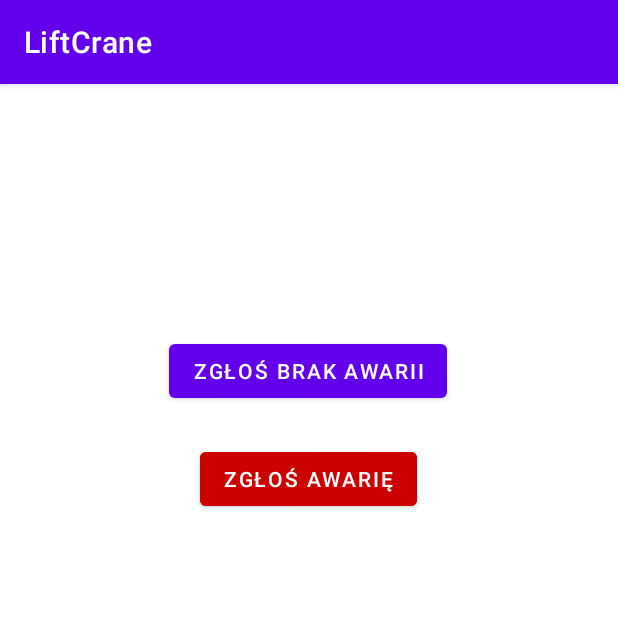
After one commit to maciekdt/LiftCrane, an Android app: the ReviewActivity screen opened directly, with no data from a screen before it, on a phone screen of 412 x 824 dp, the top half of it. The commit adds this screen. Run offline under Robolectric (Android 15) with nearby library versions, the phone set to English and light mode, and no system bars; our stand-ins replace Firebase (no records; nobody signed in at launch, a user with empty details on screens opened directly); 4 statements that could not run were skipped.

Commit message:
Review activity

```diff
--- a/frontend/android-app/app/src/main/java/com/example/liftcrane/endpoints/FirebaseAuthService.kt
+++ b/frontend/android-app/app/src/main/java/com/example/liftcrane/endpoints/FirebaseAuthService.kt
@@ -29,4 +29,9 @@ class FirebaseAuthService {
     fun signOut(){
         auth.signOut()
     }
+
+    fun getSignInUserUid(): String?{
+        return if(isUserSignIn()) auth.uid
+        else null
+    }
 }
--- a/frontend/android-app/app/src/main/java/com/example/liftcrane/endpoints/FirestoreService.kt
+++ b/frontend/android-app/app/src/main/java/com/example/liftcrane/endpoints/FirestoreService.kt
@@ -17,7 +17,7 @@ class FirestoreService {
                      reject:(e:Exception) -> Unit,
                      review: Review){
 
-        val collectionPath = "review"
+        val collectionPath = "reviews"
         client.collection(collectionPath)
             .add(review.toHashMap())
             .addOnSuccessListener { documentReference ->
--- a/frontend/android-app/app/src/main/java/com/example/liftcrane/model/Lift.kt
+++ b/frontend/android-app/app/src/main/java/com/example/liftcrane/model/Lift.kt
@@ -1,10 +1,12 @@
 package com.example.liftcrane.model
+
+import java.io.Serializable
 
 data class Lift(
     val serialNumber : String,
     val name : String,
     val address : String,
-){
+) : Serializable{
     constructor(lift : Map<String, Any>) : this(
         lift["ID"] as String,
         lift["Nazwa"] as String,
--- a/frontend/android-app/app/src/main/java/com/example/liftcrane/model/Review.kt
+++ b/frontend/android-app/app/src/main/java/com/example/liftcrane/model/Review.kt
@@ -1,10 +1,12 @@
 package com.example.liftcrane.model
+
+import com.google.firebase.Timestamp
 
 data class Review(
     val liftId : String,
     val reviewerId : String,
     val malfunction : Boolean,
-    val date : Int
+    val date : Timestamp
 ){
     fun toHashMap(): HashMap<String, Any> {
         return hashMapOf(
--- a/frontend/android-app/app/src/main/java/com/example/liftcrane/ui/ConstUI.kt
+++ b/frontend/android-app/app/src/main/java/com/example/liftcrane/ui/ConstUI.kt
@@ -3,3 +3,4 @@ package com.example.liftcrane.ui
 const val REQ_CAM_PERM = 1
 const val REQ_ONE_TAP = 2
 const  val CLIENT_ID = "18795223195-9d8u2b4e2j7ldlsvr8h21r6pfhkr2p5u.apps.googleusercontent.com"
+const val LIFT_INTENT_FLAG = "lift"
--- /dev/null
+++ b/frontend/android-app/app/src/main/java/com/example/liftcrane/ui/review/ReviewActivity.kt
@@ -0,0 +1,57 @@
+package com.example.liftcrane.ui.review
+
+import androidx.appcompat.app.AppCompatActivity
+import android.os.Bundle
+import android.util.Log
+import android.widget.Toast
+import com.example.liftcrane.databinding.ActivityReviewBinding
+import com.example.liftcrane.endpoints.FirebaseAuthService
+import com.example.liftcrane.endpoints.FirestoreService
+import com.example.liftcrane.model.Lift
+import com.example.liftcrane.model.Review
+import com.google.firebase.Timestamp
+
+class ReviewActivity : AppCompatActivity() {
+
+    private val fireStore = FirestoreService()
+    private val auth = FirebaseAuthService()
+
+
+    private lateinit var lift : Lift
+    private lateinit var binding: ActivityReviewBinding
+
+    override fun onCreate(savedInstanceState: Bundle?) {
+        super.onCreate(savedInstanceState)
+        binding = ActivityReviewBinding.inflate(layoutInflater)
+        setContentView(binding.root)
+
+        lift = intent.extras?.get("lift") as Lift
+        Log.i("MyInfo", lift.toString())
+
+        binding.liftName.text = lift.name
+        binding.liftId.text = lift.serialNumber
+
+        binding.noMalfunctionButton.setOnClickListener {
+            uploadReview(false)
+        }
+        binding.malfunctionButton.setOnClickListener {
+            uploadReview(true)
+        }
+    }
+
+    private fun uploadReview(malfunction:Boolean){
+        val userUID = auth.getSignInUserUid() ?: return
+        val review = Review(lift.serialNumber, userUID, malfunction, Timestamp.now())
+        fun resolve(id : String){
+            Toast.makeText(this, id, Toast.LENGTH_LONG).show()
+        }
+        fun reject(e:Exception){
+            Toast.makeText(this, "Niespodziewany błąd", Toast.LENGTH_LONG).show()
+        }
+        fireStore.uploadReview(
+            {id -> resolve(id)},
+            {e -> reject(e)},
+            review
+        )
+    }
+}
--- /dev/null
+++ b/frontend/android-app/app/src/main/res/layout/activity_review.xml
@@ -0,0 +1,60 @@
+<?xml version="1.0" encoding="utf-8"?>
+<androidx.constraintlayout.widget.ConstraintLayout xmlns:android="http://schemas.android.com/apk/res/android"
+    xmlns:app="http://schemas.android.com/apk/res-auto"
+    xmlns:tools="http://schemas.android.com/tools"
+    android:layout_width="match_parent"
+    android:layout_height="match_parent"
+    tools:context=".ui.review.ReviewActivity">
+
+    <TextView
+        android:id="@+id/liftName"
+        android:layout_width="384dp"
+        android:layout_height="26dp"
+        android:layout_marginStart="8dp"
+        android:layout_marginTop="50dp"
+        android:layout_marginEnd="8dp"
+        android:textAlignment="center"
+        android:textSize="20sp"
+        android:textStyle="bold|italic"
+        app:layout_constraintEnd_toEndOf="parent"
+        app:layout_constraintHorizontal_bias="0.104"
+        app:layout_constraintStart_toStartOf="parent"
+        app:layout_constraintTop_toTopOf="parent" />
+
+    <TextView
+        android:id="@+id/liftId"
+        android:layout_width="371dp"
+        android:layout_height="23dp"
+        android:layout_marginStart="8dp"
+        android:layout_marginTop="16dp"
+        android:textAlignment="center"
+        android:textSize="20sp"
+        android:textStyle="italic"
+        app:layout_constraintEnd_toEndOf="parent"
+        app:layout_constraintHorizontal_bias="0.103"
+        app:layout_constraintStart_toStartOf="parent"
+        app:layout_constraintTop_toBottomOf="@+id/liftName" />
+
+    <Button
+        android:id="@+id/noMalfunctionButton"
+        android:layout_width="wrap_content"
+        android:layout_height="wrap_content"
+        android:layout_marginTop="52dp"
+        android:text="@string/no_malfunction_review"
+        app:layout_constraintEnd_toEndOf="parent"
+        app:layout_constraintHorizontal_bias="0.498"
+        app:layout_constraintStart_toStartOf="parent"
+        app:layout_constraintTop_toBottomOf="@+id/liftId" />
+
+    <Button
+        android:id="@+id/malfunctionButton"
+        android:layout_width="wrap_content"
+        android:layout_height="wrap_content"
+        android:layout_marginTop="24dp"
+        android:backgroundTint="@android:color/holo_red_dark"
+        android:text="@string/malfunction_review"
+        app:layout_constraintEnd_toEndOf="parent"
+        app:layout_constraintHorizontal_bias="0.498"
+        app:layout_constraintStart_toStartOf="parent"
+        app:layout_constraintTop_toBottomOf="@+id/noMalfunctionButton" />
+</androidx.constraintlayout.widget.ConstraintLayout>
--- a/frontend/android-app/app/src/main/res/values/strings.xml
+++ b/frontend/android-app/app/src/main/res/values/strings.xml
@@ -1,6 +1,8 @@
 <resources>
     <string name="app_name">LiftCrane</string>
-    <string name="qr_launch_button">Zeskanuj QR kod z windy</string>
-    <string name="review_form_launch">Wypełnij kontrolkę bez QR kodu</string>
+    <string name="qr_launch_button">Zeskanuj QR kod</string>
+    <string name="review_form_launch">Wybierz z listy</string>
     <string name="qr_scanner_info">Zeskanuj kod QR z windy</string>
+    <string name="malfunction_review">Zgłoś awarię</string>
+    <string name="no_malfunction_review">Zgłoś brak awarii</string>
 </resources>
```
Also changed, not shown: frontend/android-app/app/src/main/AndroidManifest.xml (+9 -8 lines), frontend/android-app/app/src/main/java/com/example/liftcrane/ui/qrscanner/LiftRequestResult.kt (deleted, +0 -8 lines), frontend/android-app/app/src/main/java/com/example/liftcrane/ui/qrscanner/QRScannerActivity.kt (+8 -4 lines), frontend/android-app/app/src/main/java/com/example/liftcrane/ui/qrscanner/QRScannerViewModel.kt (deleted, +0 -10 lines), frontend/android-app/app/src/main/res/layout/activity_main_menu.xml (+7 -6 lines).
